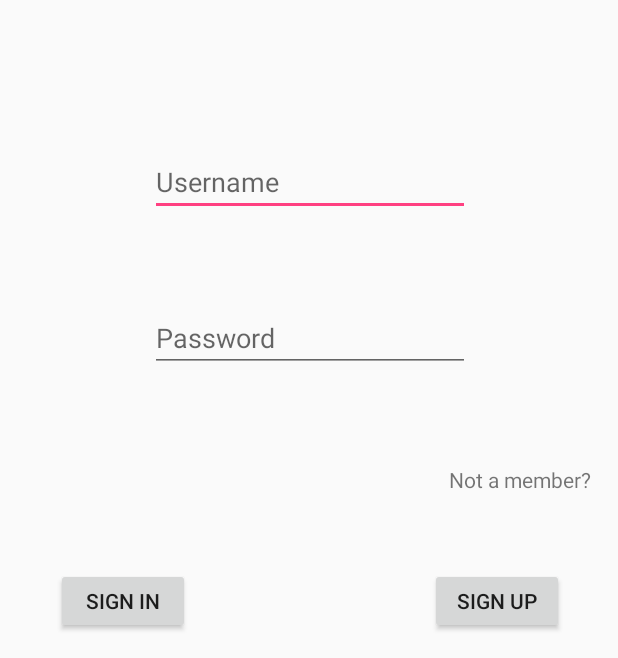
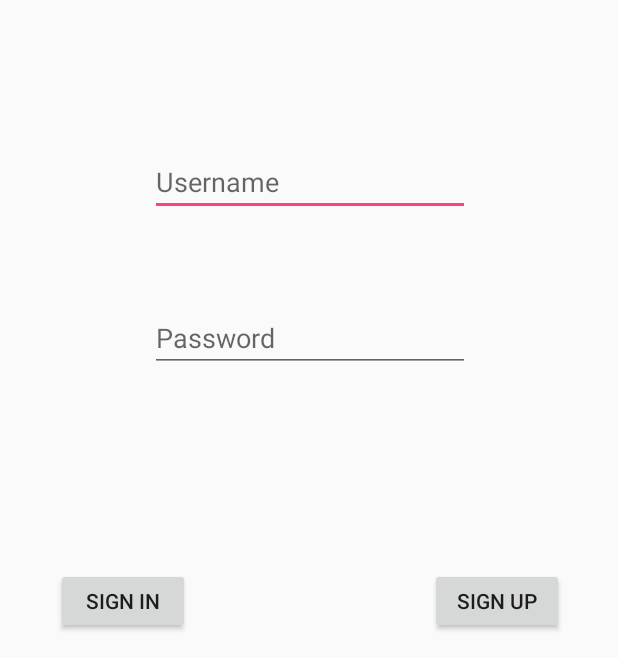
Before and after one commit to mjsannan/Home-Repair-Service, an Android app: the screen it shows after launch (MainActivity), on a phone screen of 412 x 824 dp, the part 578-1236 px from its top. Run offline under Robolectric (Android 15) with nearby library versions, the phone set to English and light mode, and no system bars.

```diff
--- a/app/build.gradle
+++ b/app/build.gradle
@@ -25,4 +25,5 @@ dependencies {
     testImplementation 'junit:junit:4.12'
     androidTestImplementation 'com.android.support.test:runner:1.0.2'
     androidTestImplementation 'com.android.support.test.espresso:espresso-core:3.0.2'
+
 }
--- a/app/src/main/AndroidManifest.xml
+++ b/app/src/main/AndroidManifest.xml
@@ -18,7 +18,6 @@
         </activity>
         <activity android:name=".DisplayMessageActivity" />
         <activity android:name=".WelcomePage" />
-        <activity android:name=".WelcomePage2"></activity>
     </application>
 
 </manifest>
--- a/app/src/main/java/com/example/maryjoe/segapp/MainActivity.java
+++ b/app/src/main/java/com/example/maryjoe/segapp/MainActivity.java
@@ -7,7 +7,7 @@ import android.view.View;
 import android.widget.EditText;
 
 
-public class MainActivity extends AppCompatActivity {
+public class  MainActivity extends AppCompatActivity {
     public static final String EXTRA_MESSAGE = "com.example.HomeRepairService.MESSAGE";
     @Override
     protected void onCreate(Bundle savedInstanceState) {
@@ -18,7 +18,7 @@ public class MainActivity extends AppCompatActivity {
     public void sendMessage(View view){
         // opens a new activity when the sign up button is pushed
         Intent intent = new Intent(this, DisplayMessageActivity.class);
-        EditText editText = (EditText) findViewById(R.id.editText3);
+        EditText editText = (EditText) findViewById(R.id.signInUsername);
         String message = editText.getText().toString();
         intent.putExtra(EXTRA_MESSAGE, message);
         startActivity(intent);
@@ -27,7 +27,7 @@ public class MainActivity extends AppCompatActivity {
     public void sendMessage2(View view) {
         // opens a new activity when the sign in button is pushed
         Intent intent = new Intent(this, WelcomePage.class);
-        EditText editText = (EditText) findViewById(R.id.editText3);
+        EditText editText = (EditText) findViewById(R.id.signInUsername);
         String message = editText.getText().toString();
         intent.putExtra(EXTRA_MESSAGE, message);
         startActivity(intent);
--- a/app/src/main/res/layout/activity_main.xml
+++ b/app/src/main/res/layout/activity_main.xml
@@ -7,7 +7,7 @@
     tools:context=".MainActivity">
 
     <ImageView
-        android:id="@+id/imageView3"
+        android:id="@+id/appLogo"
         android:layout_width="200dp"
         android:layout_height="193dp"
         android:contentDescription="app logo"
@@ -19,7 +19,7 @@
         app:srcCompat="@drawable/logo" />
 
     <EditText
-        android:id="@+id/editText3"
+        android:id="@+id/signInUsername"
         android:layout_width="wrap_content"
         android:layout_height="wrap_content"
         android:ems="10"
@@ -30,11 +30,11 @@
         app:layout_constraintEnd_toEndOf="parent"
         app:layout_constraintHorizontal_bias="0.502"
         app:layout_constraintStart_toStartOf="parent"
-        app:layout_constraintTop_toBottomOf="@+id/imageView3"
+        app:layout_constraintTop_toBottomOf="@+id/appLogo"
         app:layout_constraintVertical_bias="0.251" />
 
     <EditText
-        android:id="@+id/editText5"
+        android:id="@+id/signInPassword"
         android:layout_width="wrap_content"
         android:layout_height="wrap_content"
         android:ems="10"
@@ -47,23 +47,11 @@
         app:layout_constraintEnd_toEndOf="parent"
         app:layout_constraintHorizontal_bias="0.502"
         app:layout_constraintStart_toStartOf="parent"
-        app:layout_constraintTop_toBottomOf="@+id/editText3"
+        app:layout_constraintTop_toBottomOf="@+id/signInUsername"
         app:layout_constraintVertical_bias="0.236" />
 
-    <TextView
-        android:id="@+id/textView7"
-        android:layout_width="wrap_content"
-        android:layout_height="wrap_content"
-        android:text="Not a member?"
-        app:layout_constraintBottom_toBottomOf="parent"
-        app:layout_constraintEnd_toEndOf="parent"
-        app:layout_constraintHorizontal_bias="0.944"
-        app:layout_constraintStart_toStartOf="parent"
-        app:layout_constraintTop_toBottomOf="@+id/editText5"
-        app:layout_constraintVertical_bias="0.361" />
-
     <Button
-        android:id="@+id/button2"
+        android:id="@+id/btnSignUp"
         android:layout_width="89dp"
         android:layout_height="44dp"
         android:layout_marginBottom="16dp"
@@ -75,17 +63,17 @@
         app:layout_constraintStart_toStartOf="parent" />
 
     <Button
-        android:id="@+id/button"
+        android:id="@+id/btnSignIn"
         android:layout_width="89dp"
         android:layout_height="44dp"
         android:layout_marginBottom="16dp"
         android:onClick="sendMessage2"
         android:text="Sign In"
         app:layout_constraintBottom_toBottomOf="parent"
-        app:layout_constraintEnd_toStartOf="@+id/button2"
+        app:layout_constraintEnd_toStartOf="@+id/btnSignUp"
         app:layout_constraintHorizontal_bias="0.19"
         app:layout_constraintStart_toStartOf="parent"
-        app:layout_constraintTop_toBottomOf="@+id/editText5"
+        app:layout_constraintTop_toBottomOf="@+id/signInPassword"
         app:layout_constraintVertical_bias="1.0" />
 
 </android.support.constraint.ConstraintLayout>
--- a/build.gradle
+++ b/build.gradle
@@ -7,7 +7,8 @@ buildscript {
         jcenter()
     }
     dependencies {
-        classpath 'com.android.tools.build:gradle:3.1.4'
+        classpath 'com.android.tools.build:gradle:3.2.1'
+
 
 
         // NOTE: Do not place your application dependencies here; they belong
```
Also changed, not shown: app/src/main/java/com/example/maryjoe/segapp/DisplayMessageActivity.java (+99 -7 lines), app/src/main/java/com/example/maryjoe/segapp/WelcomePage.java (+6 -2 lines), app/src/main/java/com/example/maryjoe/segapp/WelcomePage2.java (deleted, +0 -26 lines), app/src/main/res/layout/activity_welcome_page.xml (+13 -13 lines), app/src/main/res/layout/activity_welcome_page2.xml (deleted, +0 -47 lines), gradle/wrapper/gradle-wrapper.properties, 1 other file.
